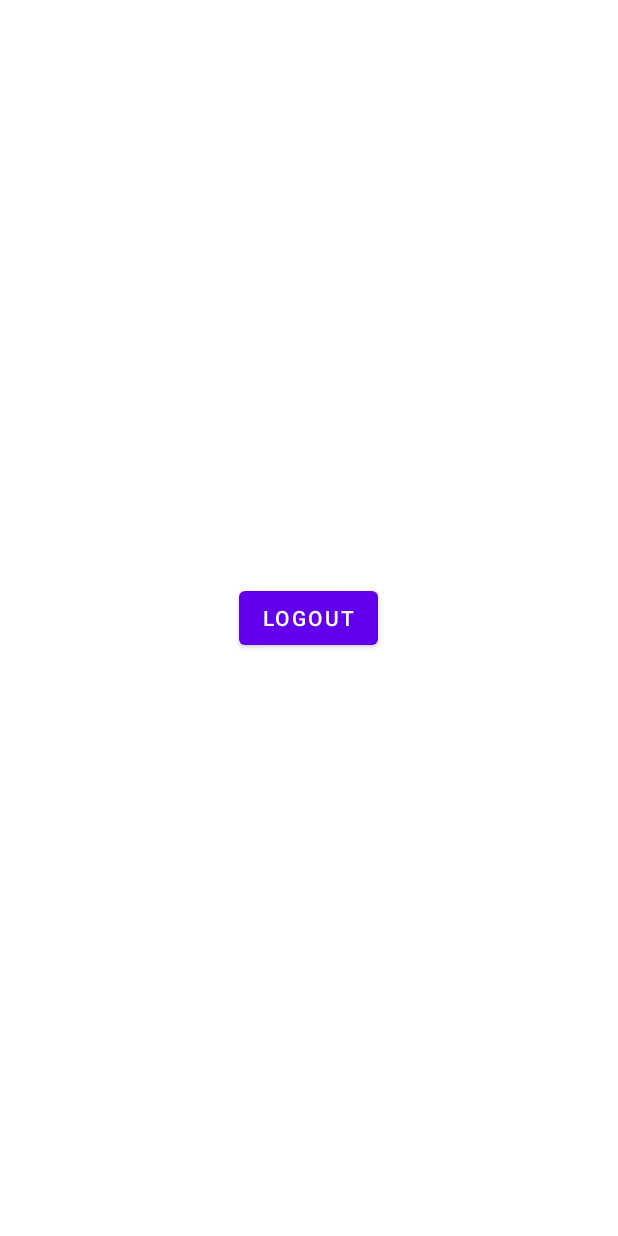
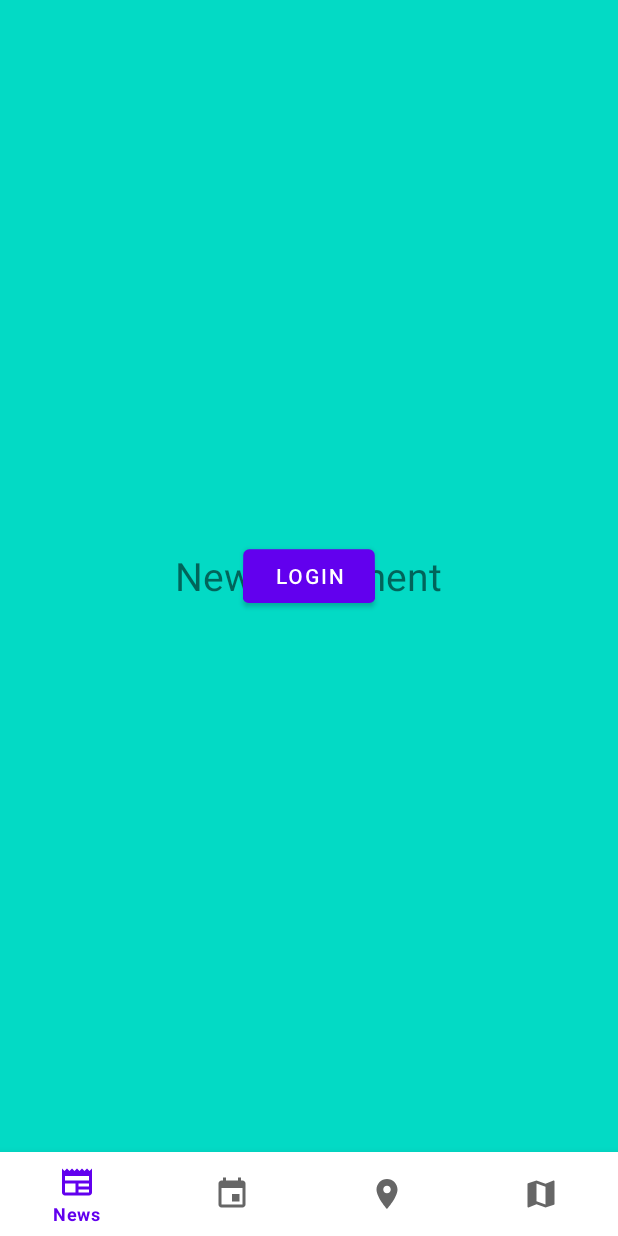
Before and after one commit to Darky-The-Dragon/PocketVenice, an Android app: the screen it shows after launch once a user with an empty profile is signed in (MainActivity), on a phone screen of 412 x 824 dp. Run offline under Robolectric (Android 15) with nearby library versions, the phone set to English and light mode, and no system bars; our stand-ins replace Firebase (no records; nobody signed in at launch, a user with empty details on screens opened directly).

Commit message:
19-11-22
Add Nav-bar
by Nicolò Bregantin

```diff
--- a/app/src/main/java/com/progetto_ingegneria/pocketvenice/MainActivity.java
+++ b/app/src/main/java/com/progetto_ingegneria/pocketvenice/MainActivity.java
@@ -7,29 +7,69 @@ import android.widget.ProgressBar;
 import android.widget.TextView;
 
 import androidx.appcompat.app.AppCompatActivity;
+import androidx.fragment.app.Fragment;
+import androidx.fragment.app.FragmentManager;
+import androidx.fragment.app.FragmentTransaction;
 
 import com.google.firebase.auth.FirebaseAuth;
+import com.progetto_ingegneria.pocketvenice.databinding.ActivityMainBinding;
 
 public class MainActivity extends AppCompatActivity implements View.OnClickListener {
 
     TextView textViewLogout;
     ProgressBar progressBar;
+    ActivityMainBinding binding;
 
 
     @Override
     protected void onCreate(Bundle savedInstanceState) {
         super.onCreate(savedInstanceState);
+        binding = ActivityMainBinding.inflate(getLayoutInflater());
+
+        setContentView(binding.getRoot());
+
+        replaceFragment(new News_Fragment());
+
         setContentView(R.layout.activity_main);
+        textViewLogout = findViewById(R.id.login);
+        textViewLogout.setOnClickListener(this);
+        progressBar = findViewById(R.id.progress_bar);
 
-        textViewLogout = findViewById(R.id.logout);
-        textViewLogout.setOnClickListener(this);
+        binding.bottomNavigationView.setOnItemSelectedListener(item -> {
 
-        progressBar = findViewById(R.id.progress_bar);
+            switch (item.getItemId()){
+                case R.id.news:
+                    replaceFragment(new News_Fragment());
+                    break;
+                case R.id.events:
+                    replaceFragment(new Events_Fragment());
+                    break;
+                case R.id.place:
+                    replaceFragment(new Place_Fragment());
+                    break;
+                case R.id.maps:
+                    replaceFragment(new Map_Fragment());
+                    break;
+            }
+            return true;
+        });
+
+
+
     }
+
+    private void replaceFragment(Fragment fragment){
+        FragmentManager fragmentManager = getSupportFragmentManager();
+        FragmentTransaction fragmentTransaction = fragmentManager.beginTransaction();
+
+        fragmentTransaction.replace(R.id.frame_layout, fragment);
+        fragmentTransaction.commit();
+    }
+
 
     @Override
     public void onClick(View v) {
-        if (v.getId() == R.id.logout) {
+        if (v.getId() == R.id.login) {
             progressBar.setVisibility(View.VISIBLE);
             FirebaseAuth.getInstance().signOut();
             progressBar.setVisibility(View.GONE);
--- /dev/null
+++ b/app/src/main/java/com/progetto_ingegneria/pocketvenice/News_Fragment.java
@@ -0,0 +1,64 @@
+package com.progetto_ingegneria.pocketvenice;
+
+import android.os.Bundle;
+
+import androidx.fragment.app.Fragment;
+
+import android.view.LayoutInflater;
+import android.view.View;
+import android.view.ViewGroup;
+
+/**
+ * A simple {@link Fragment} subclass.
+ * Use the {@link News_Fragment#newInstance} factory method to
+ * create an instance of this fragment.
+ */
+public class News_Fragment extends Fragment {
+
+    // TODO: Rename parameter arguments, choose names that match
+    // the fragment initialization parameters, e.g. ARG_ITEM_NUMBER
+    private static final String ARG_PARAM1 = "param1";
+    private static final String ARG_PARAM2 = "param2";
+
+    // TODO: Rename and change types of parameters
+    private String mParam1;
+    private String mParam2;
+
+    public News_Fragment() {
+        // Required empty public constructor
+    }
+
+    /**
+     * Use this factory method to create a new instance of
+     * this fragment using the provided parameters.
+     *
+     * @param param1 Parameter 1.
+     * @param param2 Parameter 2.
+     * @return A new instance of fragment News_Fragment.
+     */
+    // TODO: Rename and change types and number of parameters
+    public static News_Fragment newInstance(String param1, String param2) {
+        News_Fragment fragment = new News_Fragment();
+        Bundle args = new Bundle();
+        args.putString(ARG_PARAM1, param1);
+        args.putString(ARG_PARAM2, param2);
+        fragment.setArguments(args);
+        return fragment;
+    }
+
+    @Override
+    public void onCreate(Bundle savedInstanceState) {
+        super.onCreate(savedInstanceState);
+        if (getArguments() != null) {
+            mParam1 = getArguments().getString(ARG_PARAM1);
+            mParam2 = getArguments().getString(ARG_PARAM2);
+        }
+    }
+
+    @Override
+    public View onCreateView(LayoutInflater inflater, ViewGroup container,
+                             Bundle savedInstanceState) {
+        // Inflate the layout for this fragment
+        return inflater.inflate(R.layout.fragment_news, container, false);
+    }
+}
--- /dev/null
+++ b/app/src/main/res/drawable/ic_baseline_event_24.xml
@@ -0,0 +1,5 @@
+<vector android:height="24dp" android:tint="#000000"
+    android:viewportHeight="24" android:viewportWidth="24"
+    android:width="24dp" xmlns:android="http://schemas.android.com/apk/res/android">
+    <path android:fillColor="@android:color/white" android:pathData="M17,12h-5v5h5v-5zM16,1v2L8,3L8,1L6,1v2L5,3c-1.11,0 -1.99,0.9 -1.99,2L3,19c0,1.1 0.89,2 2,2h14c1.1,0 2,-0.9 2,-2L21,5c0,-1.1 -0.9,-2 -2,-2h-1L18,1h-2zM19,19L5,19L5,8h14v11z"/>
+</vector>
--- /dev/null
+++ b/app/src/main/res/drawable/ic_baseline_map_24.xml
@@ -0,0 +1,5 @@
+<vector android:height="24dp" android:tint="#000000"
+    android:viewportHeight="24" android:viewportWidth="24"
+    android:width="24dp" xmlns:android="http://schemas.android.com/apk/res/android">
+    <path android:fillColor="@android:color/white" android:pathData="M20.5,3l-0.16,0.03L15,5.1 9,3 3.36,4.9c-0.21,0.07 -0.36,0.25 -0.36,0.48V20.5c0,0.28 0.22,0.5 0.5,0.5l0.16,-0.03L9,18.9l6,2.1 5.64,-1.9c0.21,-0.07 0.36,-0.25 0.36,-0.48V3.5c0,-0.28 -0.22,-0.5 -0.5,-0.5zM15,19l-6,-2.11V5l6,2.11V19z"/>
+</vector>
--- /dev/null
+++ b/app/src/main/res/drawable/ic_baseline_newspaper_24.xml
@@ -0,0 +1,5 @@
+<vector android:height="24dp" android:tint="#000000"
+    android:viewportHeight="24" android:viewportWidth="24"
+    android:width="24dp" xmlns:android="http://schemas.android.com/apk/res/android">
+    <path android:fillColor="@android:color/white" android:pathData="M22,3l-1.67,1.67L18.67,3L17,4.67L15.33,3l-1.66,1.67L12,3l-1.67,1.67L8.67,3L7,4.67L5.33,3L3.67,4.67L2,3v16c0,1.1 0.9,2 2,2l16,0c1.1,0 2,-0.9 2,-2V3zM11,19H4v-6h7V19zM20,19h-7v-2h7V19zM20,15h-7v-2h7V15zM20,11H4V8h16V11z"/>
+</vector>
--- /dev/null
+++ b/app/src/main/res/drawable/ic_baseline_place_24.xml
@@ -0,0 +1,5 @@
+<vector android:height="24dp" android:tint="#000000"
+    android:viewportHeight="24" android:viewportWidth="24"
+    android:width="24dp" xmlns:android="http://schemas.android.com/apk/res/android">
+    <path android:fillColor="@android:color/white" android:pathData="M12,2C8.13,2 5,5.13 5,9c0,5.25 7,13 7,13s7,-7.75 7,-13c0,-3.87 -3.13,-7 -7,-7zM12,11.5c-1.38,0 -2.5,-1.12 -2.5,-2.5s1.12,-2.5 2.5,-2.5 2.5,1.12 2.5,2.5 -1.12,2.5 -2.5,2.5z"/>
+</vector>
--- a/app/src/main/res/layout/activity_main.xml
+++ b/app/src/main/res/layout/activity_main.xml
@@ -6,16 +6,42 @@
     android:layout_height="match_parent"
     tools:context=".MainActivity">
 
+    <FrameLayout
+        android:id="@+id/frame_layout"
+        android:layout_width="0dp"
+        android:layout_height="0dp"
+        app:layout_constraintBottom_toTopOf="@+id/bottomNavigationView"
+        app:layout_constraintEnd_toEndOf="parent"
+        app:layout_constraintStart_toStartOf="parent"
+        app:layout_constraintTop_toTopOf="@+id/relativeLayout">
+
+
+        <Button
+            android:id="@+id/login"
+            android:layout_width="wrap_content"
+            android:layout_height="wrap_content"
+            android:layout_gravity="center"
+            android:rotationX="6"
+            android:text="@string/login" />
+
+    </FrameLayout>
+
+    <com.google.android.material.bottomnavigation.BottomNavigationView
+        android:id="@+id/bottomNavigationView"
+        android:layout_width="match_parent"
+        android:layout_height="wrap_content"
+        app:layout_constraintBottom_toBottomOf="parent"
+        app:layout_constraintEnd_toEndOf="parent"
+        app:layout_constraintStart_toStartOf="parent"
+        app:menu="@menu/bottom_nav_menu"
+        />
+
     <RelativeLayout
+        android:id="@+id/relativeLayout"
         android:layout_width="match_parent"
         android:layout_height="match_parent">
 
-        <Button
-            android:id="@+id/logout"
-            android:layout_width="wrap_content"
-            android:layout_height="wrap_content"
-            android:layout_centerInParent="true"
-            android:text="@string/logout" />
+
     </RelativeLayout>
 
     <RelativeLayout
--- /dev/null
+++ b/app/src/main/res/layout/fragment_news.xml
@@ -0,0 +1,17 @@
+<?xml version="1.0" encoding="utf-8"?>
+<FrameLayout xmlns:android="http://schemas.android.com/apk/res/android"
+    xmlns:tools="http://schemas.android.com/tools"
+    android:layout_width="match_parent"
+    android:layout_height="match_parent"
+    android:background="@color/teal_200"
+    tools:context=".News_Fragment">
+
+    <!-- TODO: Update blank fragment layout -->
+    <TextView
+        android:layout_width="wrap_content"
+        android:layout_height="wrap_content"
+        android:layout_gravity="center"
+        android:textSize="26dp"
+        android:text="News fragment" />
+
+</FrameLayout>
--- /dev/null
+++ b/app/src/main/res/menu/bottom_nav_menu.xml
@@ -0,0 +1,22 @@
+<?xml version="1.0" encoding="utf-8"?>
+<menu xmlns:android="http://schemas.android.com/apk/res/android">
+
+    <item
+        android:title="@string/News"
+        android:icon="@drawable/ic_baseline_newspaper_24"
+        android:id="@+id/news"
+        />
+    <item
+        android:title="@string/Events"
+        android:icon="@drawable/ic_baseline_event_24"
+        android:id="@+id/events"
+        />
+    <item android:title="@string/Place"
+        android:icon="@drawable/ic_baseline_place_24"
+        android:id="@+id/place"
+        />
+    <item android:title="@string/Map"
+        android:icon="@drawable/ic_baseline_map_24"
+        android:id="@+id/maps"
+        />
+</menu>
--- a/app/src/main/res/values/strings.xml
+++ b/app/src/main/res/values/strings.xml
@@ -31,6 +31,12 @@
     <string name="asterisk">*</string>
     <string name="didn_t_receive">Didn\'t receive the OTP?</string>
 
+    <string name="News">News</string>
+    <string name="Events">Events</string>
+    <string name="Place">Place</string>
+    <string name="Map">Map</string>
+
+
 
     <string name="title_activity_profile">Profile</string>
     <string name="navigation_drawer_open">Open navigation drawer</string>
@@ -49,6 +55,8 @@
     <string name="password_reset">Password Reset</string>
     <string name="logout">Logout</string>
     <string name="message_icon">Message button icon</string>
+    <!-- TODO: Remove or change this placeholder text -->
+    <string name="hello_blank_fragment">Hello blank fragment</string>
 
 
 </resources>
```
Also changed, not shown: app/src/main/java/com/progetto_ingegneria/pocketvenice/Events_Fragment.java (added, +64 -0 lines), app/src/main/java/com/progetto_ingegneria/pocketvenice/Map_Fragment.java (added, +64 -0 lines), app/src/main/java/com/progetto_ingegneria/pocketvenice/Place_Fragment.java (added, +64 -0 lines), app/src/main/res/layout/fragment_events.xml (added, +17 -0 lines), app/src/main/res/layout/fragment_map.xml (added, +17 -0 lines), app/src/main/res/layout/fragment_place.xml (added, +17 -0 lines).
